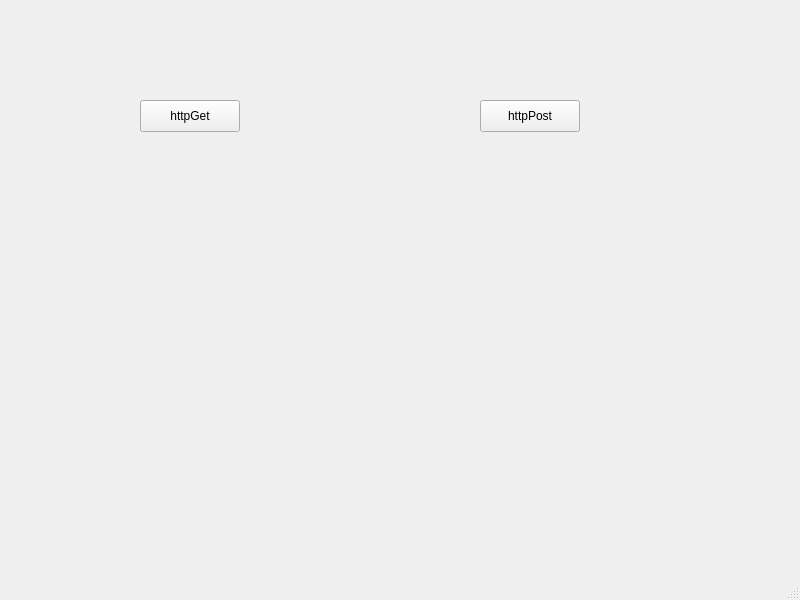
The window that QTNetwork/mainwindow.ui (ksnowlv/qtdemo) describes before a commit, drawn with Qt 5.
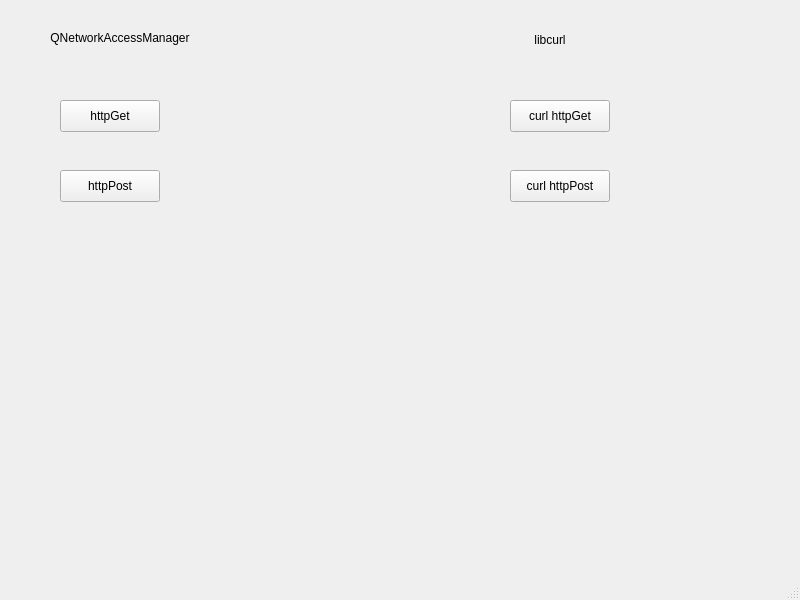
The same window after the commit.

Commit message: QTNetwork：添加libcurl（8.1.2）和rapidjson（ 1.1.0）的支持

What changed in the file:
```diff
--- a/QTNetwork/mainwindow.ui
+++ b/QTNetwork/mainwindow.ui
@@ -17,7 +17,7 @@
    <widget class="QPushButton" name="httpGetButton">
     <property name="geometry">
      <rect>
-      <x>140</x>
+      <x>60</x>
       <y>100</y>
       <width>100</width>
       <height>32</height>
@@ -30,8 +30,8 @@
    <widget class="QPushButton" name="httpPostButton">
     <property name="geometry">
      <rect>
-      <x>480</x>
-      <y>100</y>
+      <x>60</x>
+      <y>170</y>
       <width>100</width>
       <height>32</height>
      </rect>
@@ -40,6 +40,64 @@
      <string>httpPost</string>
     </property>
    </widget>
+   <widget class="QLabel" name="label">
+    <property name="geometry">
+     <rect>
+      <x>460</x>
+      <y>30</y>
+      <width>180</width>
+      <height>20</height>
+     </rect>
+    </property>
+    <property name="text">
+     <string>libcurl</string>
+    </property>
+    <property name="alignment">
+     <set>Qt::AlignCenter</set>
+    </property>
+   </widget>
+   <widget class="QLabel" name="label_2">
+    <property name="geometry">
+     <rect>
+      <x>30</x>
+      <y>30</y>
+      <width>180</width>
+      <height>16</height>
+     </rect>
+    </property>
+    <property name="text">
+     <string>QNetworkAccessManager</string>
+    </property>
+    <property name="alignment">
+     <set>Qt::AlignCenter</set>
+    </property>
+   </widget>
+   <widget class="QPushButton" name="pushButton">
+    <property name="geometry">
+     <rect>
+      <x>510</x>
+      <y>100</y>
+      <width>100</width>
+      <height>32</height>
+     </rect>
+    </property>
+    <property name="text">
+     <string>curl httpGet</string>
+    </property>
+   </widget>
+   <widget class="QPushButton" name="pushButton_2">
+    <property name="geometry">
+     <rect>
+      <x>510</x>
+      <y>170</y>
+      <width>100</width>
+      <height>32</height>
+     </rect>
+    </property>
+    <property name="text">
+     <string>curl httpPost</string>
+    </property>
+   </widget>
   </widget>
   <widget class="QMenuBar" name="menubar">
    <property name="geometry">
```
Left out of the diff: 2 changed lines with no effect on the pictures. The commit also changes 41 other files.
